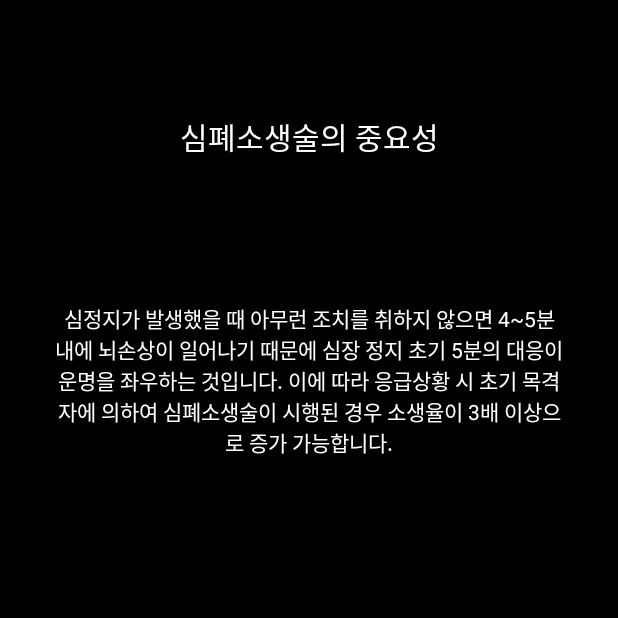
After one commit to pjy0308/FirstAidMaster, an Android app: the CPR screen opened directly, with no data from a screen before it, on a phone screen of 412 x 824 dp, the top half of it. The commit adds this screen. Run offline under Robolectric (Android 15) with nearby library versions, the phone set to English and light mode, and no system bars.

Commit message:
응급처치 리스트뷰 클릭 이벤트 구현

```diff
--- a/app/src/main/AndroidManifest.xml
+++ b/app/src/main/AndroidManifest.xml
@@ -12,6 +12,9 @@
         android:supportsRtl="true"
         android:theme="@style/Theme.FirstAidMaster"
         tools:targetApi="31">
+        <activity
+            android:name=".CPR"
+            android:exported="false" />
         <activity
             android:name=".aedInstruction"
             android:exported="false" />
--- /dev/null
+++ b/app/src/main/java/com/example/firstaidmaster/CPR.kt
@@ -0,0 +1,11 @@
+package com.example.firstaidmaster
+
+import androidx.appcompat.app.AppCompatActivity
+import android.os.Bundle
+
+class CPR : AppCompatActivity() {
+    override fun onCreate(savedInstanceState: Bundle?) {
+        super.onCreate(savedInstanceState)
+        setContentView(R.layout.activity_cpr)
+    }
+}
--- a/app/src/main/java/com/example/firstaidmaster/FirstAidList.kt
+++ b/app/src/main/java/com/example/firstaidmaster/FirstAidList.kt
@@ -1,5 +1,6 @@
 package com.example.firstaidmaster
 
+import android.content.Intent
 import androidx.appcompat.app.AppCompatActivity
 import android.os.Bundle
 import android.view.View
@@ -22,5 +23,17 @@ class FirstAidList : AppCompatActivity() {
         )
 
         listView.adapter = arrayAdapter
+
+        listView.setOnItemClickListener { ArrayAdapter, view, position, id ->
+            if (position == 0) {
+                // 첫번째 응급처치 클릭
+                val intent = Intent(this, CPR::class.java)
+                startActivity(intent)
+            } else if (position == 1) {
+                // 두번째 응급처치 클릭
+            } else {
+
+            }
+        }
     }
 }
--- /dev/null
+++ b/app/src/main/res/layout/activity_cpr.xml
@@ -0,0 +1,34 @@
+<?xml version="1.0" encoding="utf-8"?>
+<androidx.constraintlayout.widget.ConstraintLayout xmlns:android="http://schemas.android.com/apk/res/android"
+    xmlns:app="http://schemas.android.com/apk/res-auto"
+    xmlns:tools="http://schemas.android.com/tools"
+    android:layout_width="match_parent"
+    android:layout_height="match_parent"
+    android:background="@color/black"
+    tools:context=".CPR">
+
+    <TextView
+        android:id="@+id/textView3"
+        android:layout_width="wrap_content"
+        android:layout_height="wrap_content"
+        android:layout_marginTop="76dp"
+        android:text="심폐소생술의 중요성"
+        android:textColor="@color/white"
+        android:textSize="20sp"
+        app:layout_constraintEnd_toEndOf="parent"
+        app:layout_constraintStart_toStartOf="parent"
+        app:layout_constraintTop_toTopOf="parent" />
+
+    <TextView
+        android:id="@+id/textView2"
+        android:layout_width="342dp"
+        android:layout_height="101dp"
+        android:layout_marginTop="96dp"
+        android:text="심정지가 발생했을 때 아무런 조치를 취하지 않으면 4~5분 내에 뇌손상이 일어나기 때문에 심장 정지 초기 5분의 대응이 운명을 좌우하는 것입니다. 이에 따라 응급상황 시 초기 목격자에 의하여 심폐소생술이 시행된 경우 소생율이 3배 이상으로 증가 가능합니다."
+        android:textAlignment="center"
+        android:textColor="@color/white"
+        app:layout_constraintEnd_toEndOf="parent"
+        app:layout_constraintStart_toStartOf="parent"
+        app:layout_constraintTop_toBottomOf="@+id/textView3" />
+
+</androidx.constraintlayout.widget.ConstraintLayout>
--- a/app/src/main/res/layout/activity_first_aid_list.xml
+++ b/app/src/main/res/layout/activity_first_aid_list.xml
@@ -10,7 +10,7 @@
 
     <ListView
         android:id="@+id/listView"
-        android:layout_width="410dp"
+        android:layout_width="match_parent"
         android:layout_height="585dp"
         app:layout_constraintBottom_toBottomOf="parent"
         app:layout_constraintEnd_toEndOf="parent"
```
